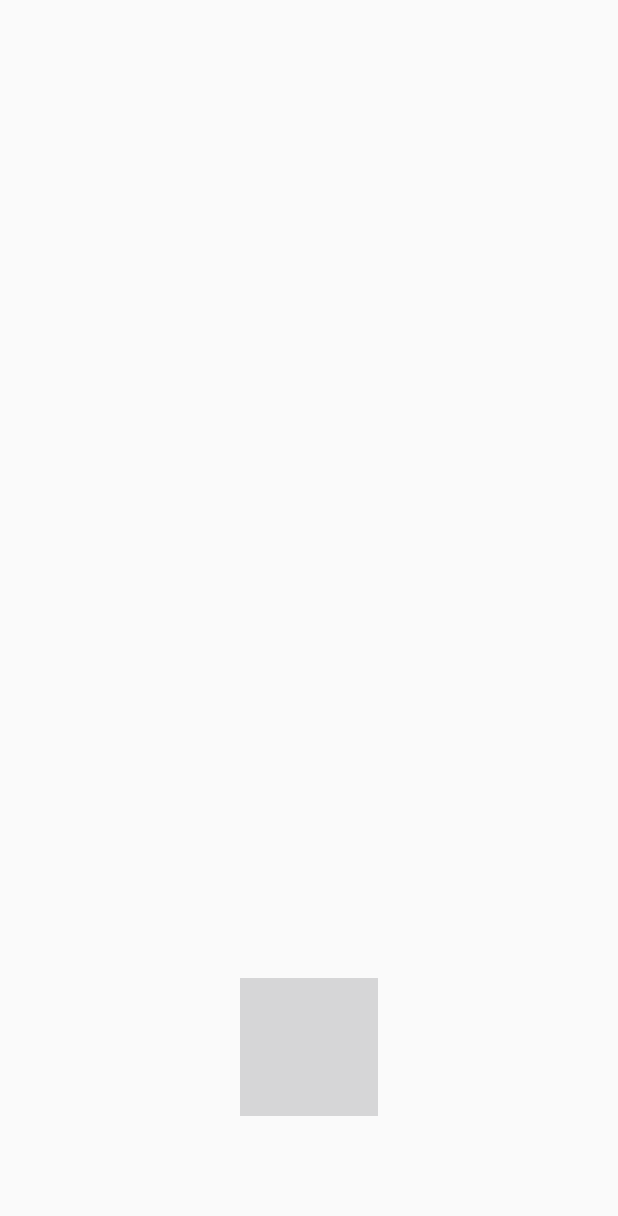
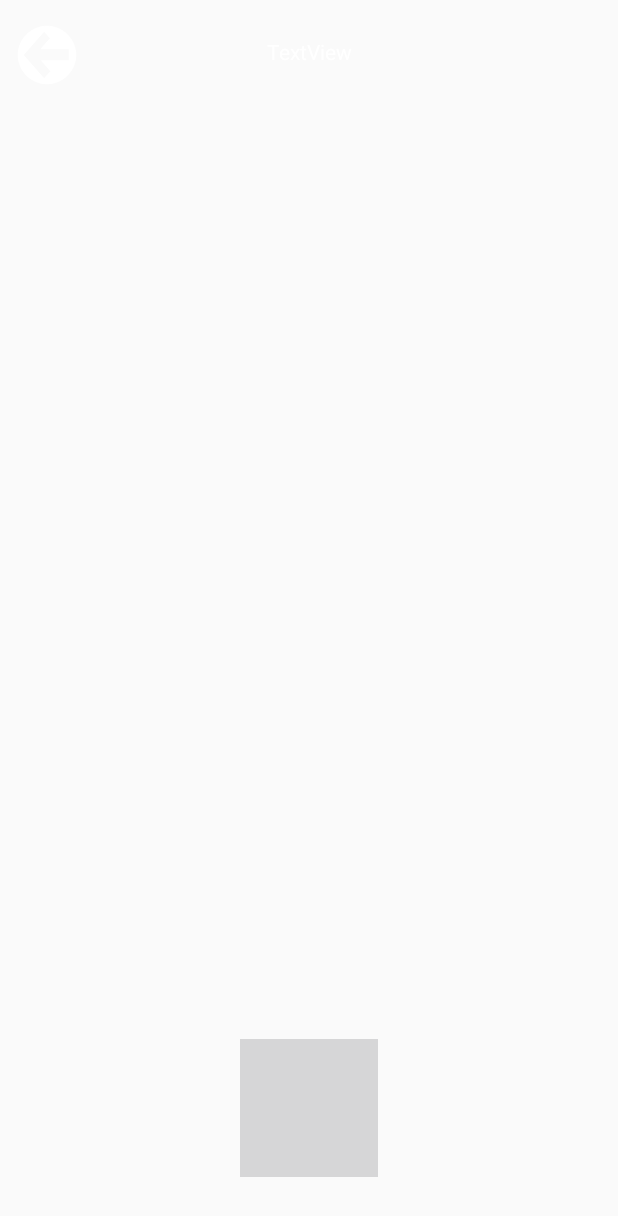
Before and after one commit to winter3030/Ros2_Android_Camera_Stream, an Android app: the layout canera_ui.xml on its own in the app's theme, with its tools: preview values and no code run, on a phone screen of 412 x 824 dp. Shown: the top 1216 px of the screen. Run offline under Robolectric (Android 15) with nearby library versions, the phone set to English and light mode, and no system bars.

Commit message:
更新Camera ui

```diff
--- a/app/gradle.properties
+++ b/app/gradle.properties
@@ -1,4 +1,4 @@
-#Fri May 29 07:07:03 CST 2020
+#Fri May 29 10:18:57 CST 2020
 ament.android_stl=gnustl_shared
 ament.install_space=/home/skyline/ros2_androidx_ws_fragment/install_isolated/rclandroid
 ament.android_variant=release
--- a/app/src/main/java/com/example/ros2videostream/ros2/Ros2Node.java
+++ b/app/src/main/java/com/example/ros2videostream/ros2/Ros2Node.java
@@ -18,7 +18,6 @@ import org.ros2.rcljava.qos.QoSProfile;
 import org.ros2.rcljava.timer.WallTimer;
 
 import java.io.ByteArrayOutputStream;
-import java.io.File;
 import java.nio.ByteBuffer;
 import java.util.ArrayList;
 import java.util.List;
@@ -92,7 +91,7 @@ public class Ros2Node extends BaseComposableNode {
         publishertext.publish(msg_text);
     }
 
-    public void start_stream(ImageProxy image, File tmp){
+    public void start_stream(ImageProxy image){
         //image Width and Height
         int w = image.getWidth();
         int h = image.getHeight();
@@ -187,7 +186,7 @@ public class Ros2Node extends BaseComposableNode {
         } catch (FileNotFoundException e) {
             e.printStackTrace();
         }*/
-        List<Byte> img_list = new ArrayList<Byte>();
+        List<Byte> img_list = new ArrayList<>();
         for (byte item : b) {
             img_list.add(item);
         }
--- a/app/src/main/java/com/example/ros2videostream/ui/CameraxFragment.java
+++ b/app/src/main/java/com/example/ros2videostream/ui/CameraxFragment.java
@@ -14,6 +14,7 @@ import android.view.LayoutInflater;
 import android.view.Surface;
 import android.view.View;
 import android.view.ViewGroup;
+import android.widget.TextView;
 import android.widget.Toast;
 
 import androidx.annotation.NonNull;
@@ -69,7 +70,7 @@ public class CameraxFragment extends Fragment {
     private Handler handler;
     private Ros2Node talkerNode;
     private boolean isWorking=false;
-    private int count=1;
+    //private int count=1;
     private SettingViewModel settingViewModel;
     private int width;
     private int height;
@@ -215,11 +216,11 @@ public class CameraxFragment extends Fragment {
                         image.close();
                     }
                     else {
-                        String aa1=requireContext().getExternalMediaDirs()[0]+"/Picture/"+ String.format(Locale.TAIWAN,"test%d.jpg", count);
-                        Log.d(logtag,aa1);
-                        File tmp = new File(requireContext().getExternalMediaDirs()[0]+"/Picture/"+ String.format(Locale.TAIWAN,"test%d.jpg", count));
-                        count=count+1;
-                        talkerNode.start_stream(image,tmp);
+                        //String aa1=requireContext().getExternalMediaDirs()[0]+"/Picture/"+ String.format(Locale.ENGLISH,"test%d.jpg", count);
+                        //Log.d(logtag,aa1);
+                        //File tmp = new File(requireContext().getExternalMediaDirs()[0]+"/Picture/"+ String.format(Locale.ENGLISH,"test%d.jpg", count));
+                        //count=count+1;
+                        talkerNode.start_stream(image);
                     }
                 }
                 else {
@@ -314,6 +315,15 @@ public class CameraxFragment extends Fragment {
             //controls.findViewById(R.id.camera_stream_button).setBackground(drawable);
             controls.findViewById(R.id.camera_stream_button).setSelected(true);
         }
+        TextView settingbar=controls.findViewById(R.id.textView_setting);
+        String text=String.format(Locale.ENGLISH,"%dX%d  %s  %s",width,height,imageformat,qosfile);
+        settingbar.setText(text);
+        controls.findViewById(R.id.camera_back).setOnClickListener(new View.OnClickListener() {
+            @Override
+            public void onClick(View v) {
+                requireActivity().onBackPressed();
+            }
+        });
     }
 
     private void load_setting(){
--- /dev/null
+++ b/app/src/main/res/drawable/ic_camera_back.xml
@@ -0,0 +1,10 @@
+<?xml version="1.0" encoding="utf-8"?>
+<selector xmlns:android="http://schemas.android.com/apk/res/android">
+    <item android:state_pressed="true"
+        android:drawable="@drawable/ic_camera_back_pressed" />
+
+    <item android:state_selected="true"
+        android:drawable="@drawable/ic_camera_back_pressed" />
+
+    <item android:drawable="@drawable/ic_camera_back_normal" />
+</selector>
--- /dev/null
+++ b/app/src/main/res/drawable/ic_camera_back_normal.xml
@@ -0,0 +1,11 @@
+<vector xmlns:android="http://schemas.android.com/apk/res/android"
+    android:width="40dp"
+    android:height="40dp"
+    android:viewportWidth="75"
+    android:viewportHeight="75">
+  <path
+      android:fillColor="#FFFFFF"
+      android:strokeWidth="1"
+      android:pathData="M37.5,1.445C17.587,1.445 1.445,17.587 1.445,37.5c0,19.912 16.142,36.054 36.056,36.054c19.912,0 36.054,-16.143 36.054,-36.054C73.555,17.587 57.412,1.445 37.5,1.445zM30.608,44.567l11.578,13.17l-8.252,9.389L7.89,37.499L33.935,7.874l7.682,8.739L30.042,29.779H65.11v14.788H30.608z"
+      android:strokeColor="#FFFFFF"/>
+</vector>
--- /dev/null
+++ b/app/src/main/res/drawable/ic_camera_back_pressed.xml
@@ -0,0 +1,16 @@
+<vector xmlns:android="http://schemas.android.com/apk/res/android"
+    android:width="40dp"
+    android:height="40dp"
+    android:viewportWidth="75"
+    android:viewportHeight="75">
+  <path
+      android:fillColor="#79b9f2"
+      android:strokeWidth="1"
+      android:pathData="M37.5,37.5m-36.055,0a36.055,36.055 0,1 1,72.11 0a36.055,36.055 0,1 1,-72.11 0"
+      android:strokeColor="#79b9f2"/>
+  <path
+      android:strokeWidth="1"
+      android:pathData="M65.11,29.779l-35.068,0l11.574,-13.166l-7.681,-8.739l-26.045,29.625l26.045,29.627l8.252,-9.389l-11.579,-13.17l34.502,0z"
+      android:fillColor="#FFFFFF"
+      android:strokeColor="#FFFFFF"/>
+</vector>
--- a/app/src/main/res/layout-land/canera_ui.xml
+++ b/app/src/main/res/layout-land/canera_ui.xml
@@ -1,21 +1,58 @@
 <?xml version="1.0" encoding="utf-8"?>
 <androidx.constraintlayout.widget.ConstraintLayout xmlns:android="http://schemas.android.com/apk/res/android"
+    xmlns:app="http://schemas.android.com/apk/res-auto"
+    xmlns:tools="http://schemas.android.com/tools"
+    android:id="@+id/camera_ui_container"
     android:layout_width="match_parent"
     android:layout_height="match_parent"
-    android:id="@+id/camera_ui_container"
-    android:layoutDirection="ltr"
-    xmlns:app="http://schemas.android.com/apk/res-auto">
+    android:layoutDirection="ltr">
+
+    <androidx.constraintlayout.widget.Guideline
+        android:id="@+id/guideline4"
+        android:layout_width="wrap_content"
+        android:layout_height="wrap_content"
+        android:orientation="horizontal"
+        app:layout_constraintGuide_percent="0.02" />
+
+    <TextView
+        android:id="@+id/textView_setting"
+        android:layout_width="wrap_content"
+        android:layout_height="wrap_content"
+        android:layout_marginTop="8dp"
+        android:background="@color/none"
+        android:text="TextView"
+        android:textColor="@color/white"
+        app:layout_constraintEnd_toEndOf="parent"
+        app:layout_constraintStart_toStartOf="parent"
+        app:layout_constraintTop_toTopOf="@+id/guideline4" />
 
     <ImageButton
         android:id="@+id/camera_stream_button"
         android:layout_width="92dp"
         android:layout_height="92dp"
-        android:layout_marginEnd="80dp"
+        android:background="@drawable/ic_capture"
+        android:contentDescription="@string/camera_capture"
         android:scaleType="fitXY"
-        android:background="@drawable/ic_capture"
         app:layout_constraintBottom_toBottomOf="parent"
+        app:layout_constraintEnd_toStartOf="@+id/guideline6"
+        app:layout_constraintTop_toTopOf="parent" />
+
+    <ImageView
+        android:id="@+id/camera_back"
+        android:layout_width="wrap_content"
+        android:layout_height="wrap_content"
+        android:background="@color/none"
         app:layout_constraintEnd_toEndOf="parent"
-        app:layout_constraintTop_toTopOf="parent"
-        android:contentDescription="@string/camera_capture" />
+        app:layout_constraintHorizontal_bias="0.03"
+        app:layout_constraintStart_toStartOf="parent"
+        app:layout_constraintTop_toTopOf="@id/guideline4"
+        app:srcCompat="@drawable/ic_camera_back" />
+
+    <androidx.constraintlayout.widget.Guideline
+        android:id="@+id/guideline6"
+        android:layout_width="wrap_content"
+        android:layout_height="wrap_content"
+        android:orientation="vertical"
+        app:layout_constraintGuide_percent="0.95" />
 
 </androidx.constraintlayout.widget.ConstraintLayout>
--- a/app/src/main/res/layout/canera_ui.xml
+++ b/app/src/main/res/layout/canera_ui.xml
@@ -1,5 +1,6 @@
 <?xml version="1.0" encoding="utf-8"?>
 <androidx.constraintlayout.widget.ConstraintLayout xmlns:android="http://schemas.android.com/apk/res/android"
+    xmlns:tools="http://schemas.android.com/tools"
     android:layout_width="match_parent"
     android:layout_height="match_parent"
     android:id="@+id/camera_ui_container"
@@ -10,12 +11,48 @@
         android:id="@+id/camera_stream_button"
         android:layout_width="92dp"
         android:layout_height="92dp"
-        android:layout_marginBottom="80dp"
+        android:background="@drawable/ic_capture"
+        android:contentDescription="@string/camera_capture"
         android:scaleType="fitCenter"
-        android:background="@drawable/ic_capture"
+        app:layout_constraintBottom_toTopOf="@+id/guideline5"
         app:layout_constraintLeft_toLeftOf="parent"
-        app:layout_constraintRight_toRightOf="parent"
-        app:layout_constraintBottom_toBottomOf="parent"
-        android:contentDescription="@string/camera_capture" />
+        app:layout_constraintRight_toRightOf="parent" />
+
+    <androidx.constraintlayout.widget.Guideline
+        android:id="@+id/guideline3"
+        android:layout_width="wrap_content"
+        android:layout_height="wrap_content"
+        android:orientation="horizontal"
+        app:layout_constraintGuide_percent="0.02" />
+
+    <TextView
+        android:id="@+id/textView_setting"
+        android:layout_width="wrap_content"
+        android:layout_height="wrap_content"
+        android:layout_marginTop="8dp"
+        android:background="@color/none"
+        android:text="TextView"
+        android:textColor="@color/white"
+        app:layout_constraintEnd_toEndOf="parent"
+        app:layout_constraintStart_toStartOf="parent"
+        app:layout_constraintTop_toTopOf="@+id/guideline3" />
+
+    <ImageView
+        android:id="@+id/camera_back"
+        android:layout_width="wrap_content"
+        android:layout_height="wrap_content"
+        android:background="@color/none"
+        app:layout_constraintEnd_toEndOf="parent"
+        app:layout_constraintHorizontal_bias="0.03"
+        app:layout_constraintStart_toStartOf="parent"
+        app:layout_constraintTop_toTopOf="@+id/guideline3"
+        app:srcCompat="@drawable/ic_camera_back" />
+
+    <androidx.constraintlayout.widget.Guideline
+        android:id="@+id/guideline5"
+        android:layout_width="wrap_content"
+        android:layout_height="wrap_content"
+        android:orientation="horizontal"
+        app:layout_constraintGuide_percent="0.95212036" />
 
 </androidx.constraintlayout.widget.ConstraintLayout>
--- a/app/src/main/res/values/colors.xml
+++ b/app/src/main/res/values/colors.xml
@@ -6,4 +6,5 @@
     <color name="white">#FFFFFF</color>
     <color name="blue">#4287f5</color>
     <color name="blue1">#79b9f2</color>
+    <color name="none">#00000000</color>
 </resources>
```
